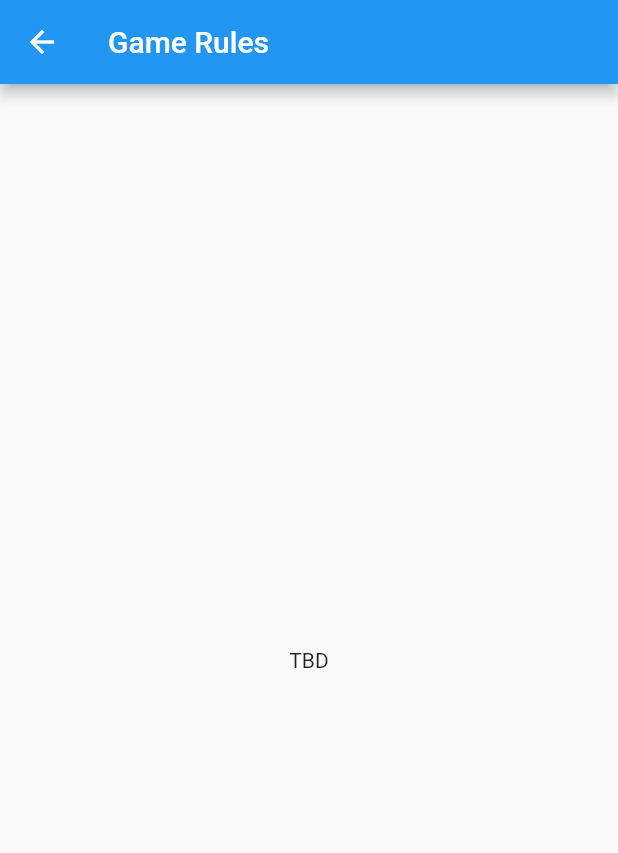
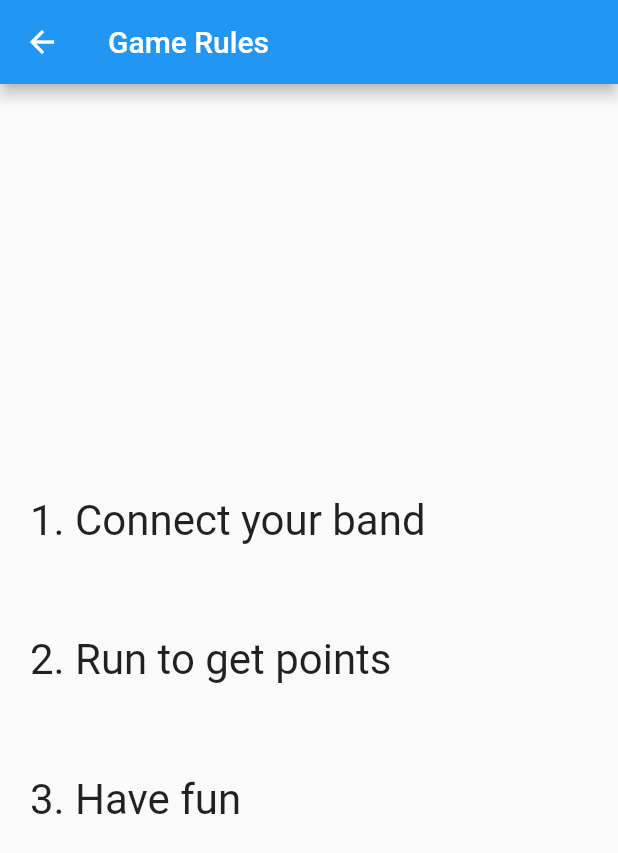
Before and after one commit to ValeriiZhyla/flutter_bluetooth_app, a Flutter app: the screen it shows after launch, after a tap on "Show rules", on a phone screen of 412 x 824 dp. Shown: the top 853 px of the screen. Run offline on Flutter 3.47's test engine with Material 2 defaults, Android fonts, the phone set to English and light mode, and no system bars; our stand-ins replace flutter_blue.

Commit message:
Better Layout for Home Screen and Game Start Screen

```diff
--- a/lib/menu/home.dart
+++ b/lib/menu/home.dart
@@ -10,27 +10,42 @@ class HomeScreen extends StatelessWidget {
       appBar: AppBar(
         title: const Text("Home"),
       ),
-        body: Row(
+      body: Column(
+        mainAxisAlignment: MainAxisAlignment.center,
         children: [
-            Column(children: [
-              Center(
-                child: ElevatedButton(
+          Row(
+            mainAxisAlignment: MainAxisAlignment.center,
+            children: [
+              ElevatedButton(
                 onPressed: () {
                   Navigator.pushNamed(context, deviceListRoute);
                 },
                 child: const Text("Connect to band"),
+                style: ElevatedButton.styleFrom(
+                  textStyle: const TextStyle(fontSize: 28),
+                  padding: const EdgeInsets.symmetric(horizontal: 30, vertical: 20),
                 ),
               ),
-              Center(
-                child: ElevatedButton(
+            ],
+          ),
+          const Padding(padding: EdgeInsets.all(30)),
+          Row(
+            mainAxisAlignment: MainAxisAlignment.center,
+            children: [
+              ElevatedButton(
                 onPressed: () {
                   Navigator.pushNamed(context, rulesRoute);
                 },
                 child: const Text("Show rules"),
+                style: ElevatedButton.styleFrom(
+                  textStyle: const TextStyle(fontSize: 28),
+                  padding: const EdgeInsets.symmetric(horizontal: 30, vertical: 20),
                 ),
               ),
-            ])
             ],
-        ));
+          ),
+        ],
+      ),
+    );
   }
 }
--- a/lib/menu/rules.dart
+++ b/lib/menu/rules.dart
@@ -11,10 +11,45 @@ class _RulesScreenState extends State<RulesScreen> {
   @override
   Widget build(BuildContext context) {
     return Scaffold(
-      appBar: AppBar(
-        title: Text("Game Rules"),
-      ),
-      body: const Center(child: Text("TBD")),
-    );
+        appBar: AppBar(
+          title: Text("Game Rules"),
+        ),
+        body: Padding(
+          padding: const EdgeInsets.all(20.0),
+          child: Column(
+            mainAxisAlignment: MainAxisAlignment.center,
+            crossAxisAlignment: CrossAxisAlignment.center,
+            children: [
+              Row(
+                children: const [
+                  Text(
+                    "1. Connect your band",
+                    style: TextStyle(fontSize: 28),
+                  ),
+                ],
+              ),
+              const Padding(padding: EdgeInsets.all(30)),
+
+              Row(
+                children: const [
+                  Text(
+                    "2. Run to get points",
+                    style: TextStyle(fontSize: 28),
+                  ),
+                ],
+              ),
+              const Padding(padding: EdgeInsets.all(30)),
+
+              Row(
+                children: const [
+                  Text(
+                    "3. Have fun",
+                    style: TextStyle(fontSize: 28),
+                  ),
+                ],
+              ),
+            ],
+          ),
+        ));
   }
 }
--- a/lib/menu/start_game.dart
+++ b/lib/menu/start_game.dart
@@ -10,9 +10,9 @@ class StartGameScreen extends StatelessWidget {
       appBar: AppBar(
         title: const Text("Start Game"),
       ),
-        body: Row(
+      body: Column(
+        mainAxisAlignment: MainAxisAlignment.center,
         children: [
-            Column(children: [
           Row(
             mainAxisAlignment: MainAxisAlignment.center,
             children: [
@@ -20,10 +20,15 @@ class StartGameScreen extends StatelessWidget {
                 onPressed: () {
                   Navigator.pushNamed(context, gameMainRoute);
                 },
-                    child: const Text("Start a New Game"),
+                child: const Text("New Game"),
+                style: ElevatedButton.styleFrom(
+                  textStyle: const TextStyle(fontSize: 28),
+                  padding: const EdgeInsets.symmetric(horizontal: 30, vertical: 20),
+                ),
               ),
             ],
           ),
+          const Padding(padding: EdgeInsets.all(30)),
           Row(
             mainAxisAlignment: MainAxisAlignment.center,
             children: [
@@ -32,11 +37,15 @@ class StartGameScreen extends StatelessWidget {
                   null;
                 },
                 child: const Text("Continue"),
+                style: ElevatedButton.styleFrom(
+                  textStyle: const TextStyle(fontSize: 28),
+                  padding: const EdgeInsets.symmetric(horizontal: 30, vertical: 20),
+                ),
               ),
             ],
           ),
-            ])
         ],
-        ));
+      ),
+    );
   }
 }
```
Also changed, not shown: 1 other file. Lines whose indentation alone changed are shown as unchanged.
